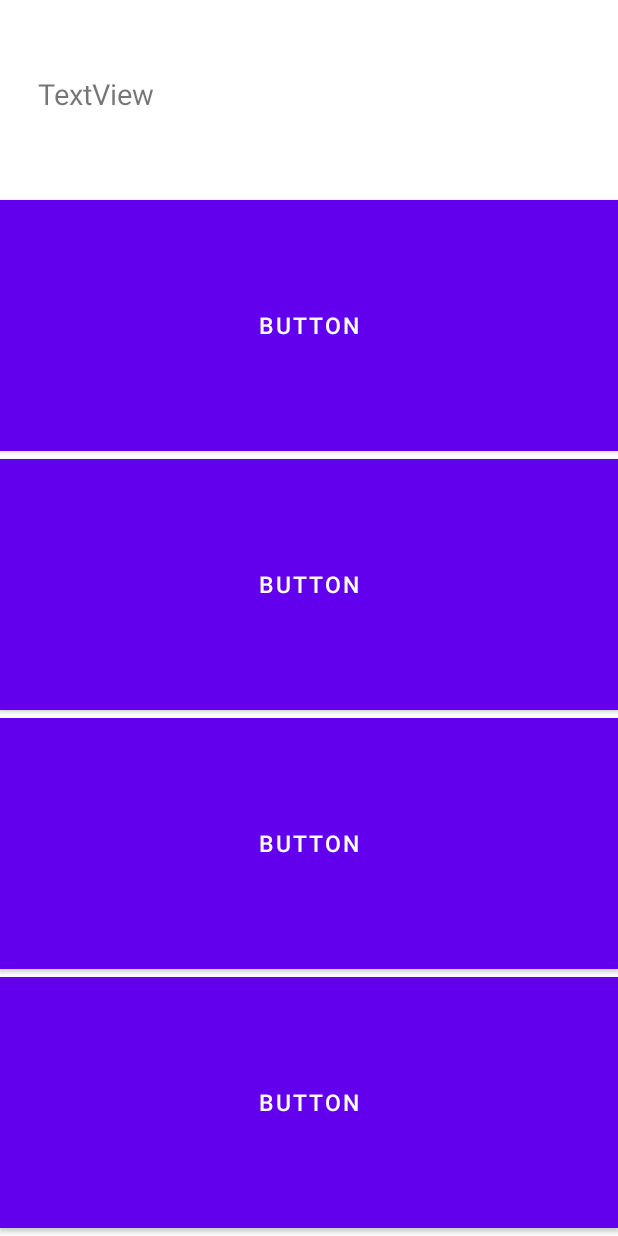
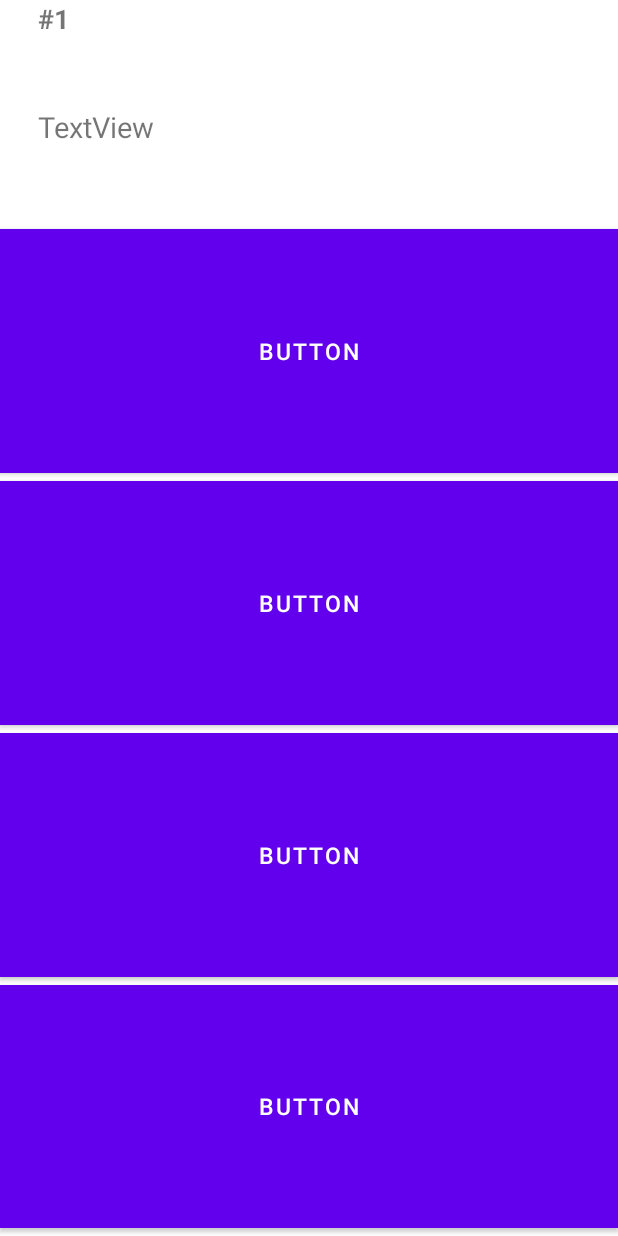
Before and after one commit to Bungar95/Android-DSI2021, an Android app: the QuizNasiljeActivity screen opened directly, with no data from a screen before it, on a phone screen of 412 x 824 dp. Run offline under Robolectric (Android 15) with nearby library versions, the phone set to English and light mode, and no system bars; Roboto replaces fonts that are not available here; 182 statements that could not run were skipped.

Commit message:
added question number

```diff
--- a/app/src/main/java/hr/cnzd/dsi2021/Activities/Quiz/QuizNasiljeActivity.java
+++ b/app/src/main/java/hr/cnzd/dsi2021/Activities/Quiz/QuizNasiljeActivity.java
@@ -24,7 +24,7 @@ public class QuizNasiljeActivity extends AppCompatActivity implements IQuizActiv
     private int trenutnoPitanje;
     private Intent resultIntent;
 
-    private TextView txtPitanje;
+    private TextView txtPitanje, qNum;
     private Button o1,o2,o3,o4;
 
     @Override
@@ -49,6 +49,7 @@ public class QuizNasiljeActivity extends AppCompatActivity implements IQuizActiv
     public void init() {
         resultIntent = new Intent(this, QuizResultActivity.class);
         txtPitanje = findViewById(R.id.pitanje);
+        qNum = findViewById(R.id.tvQNum);
         quiz = "prepoznajmo_nasilje";
         o1=findViewById(R.id.o1);
         o2=findViewById(R.id.o2);
@@ -103,6 +104,7 @@ public class QuizNasiljeActivity extends AppCompatActivity implements IQuizActiv
 
         KvizPitanje p = pitanja.get(trenutnoPitanje);
 
+        qNum.setText("#" + String.valueOf(trenutnoPitanje+1));
         txtPitanje.setText(p.getTekst());
         o1.setText(p.getOdgovori().get(0).getTekst());
         o1.setTag(p.getOdgovori().get(0).isTocno());
--- a/app/src/main/res/layout/activity_quiz_nasilje.xml
+++ b/app/src/main/res/layout/activity_quiz_nasilje.xml
@@ -12,9 +12,19 @@
         android:orientation="vertical">
 
         <TextView
+            android:id="@+id/tvQNum"
+            android:layout_width="match_parent"
+            android:layout_height="wrap_content"
+            android:layout_marginStart="25dp"
+            android:layout_marginEnd="25dp"
+            android:text="#Q"
+            android:textSize="18sp"
+            android:textStyle="bold" />
+
+        <TextView
             android:id="@+id/pitanje"
             android:layout_width="match_parent"
-            android:layout_height="125dp"
+            android:layout_height="120dp"
             android:layout_marginStart="25dp"
             android:layout_marginEnd="25dp"
             android:gravity="fill"
```
